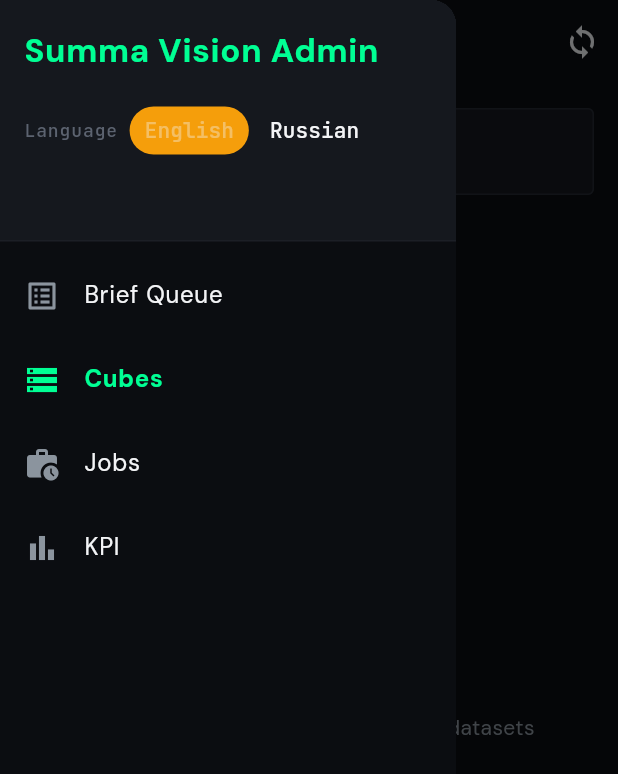
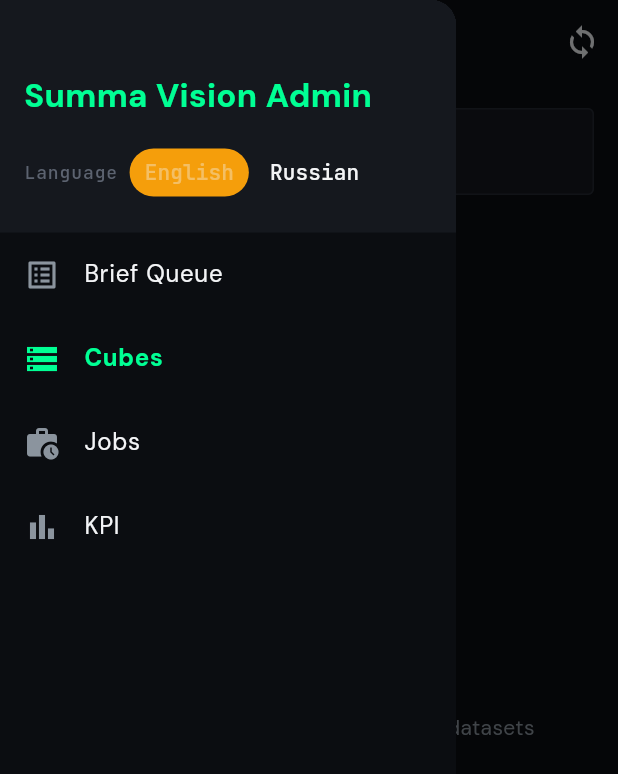
Before and after one commit to Inneren12/Summa-vision-can, a Flutter app: the CubeSearchScreen screen opened by its route, with the side drawer open, on a phone screen of 412 x 824 dp. Shown: the top 774 px of the screen. Run offline on Flutter 3.47's test engine with Material 3 defaults, Android fonts, the phone set to English and light mode, and no system bars; our stand-ins replace csv, dio, file_picker, flutter_dotenv, flutter_riverpod, freezed_annotation and 3 more; missing offline and left inert: dart:html; accounts and stored records are empty; network calls fail.

Commit message:
Fix AppDrawer header overflow with flexible container

```diff
--- a/frontend/lib/core/routing/app_drawer.dart
+++ b/frontend/lib/core/routing/app_drawer.dart
@@ -20,10 +20,13 @@
       child: ListView(
         padding: EdgeInsets.zero,
         children: [
-          DrawerHeader(
-            decoration: const BoxDecoration(color: AppTheme.surfaceDark),
+          Container(
+            width: double.infinity,
+            padding: const EdgeInsets.fromLTRB(16, 48, 16, 16),
+            color: AppTheme.surfaceDark,
             child: Column(
               crossAxisAlignment: CrossAxisAlignment.start,
+              mainAxisSize: MainAxisSize.min,
               children: [
                 Text(
                   loc.appTitle,
```
